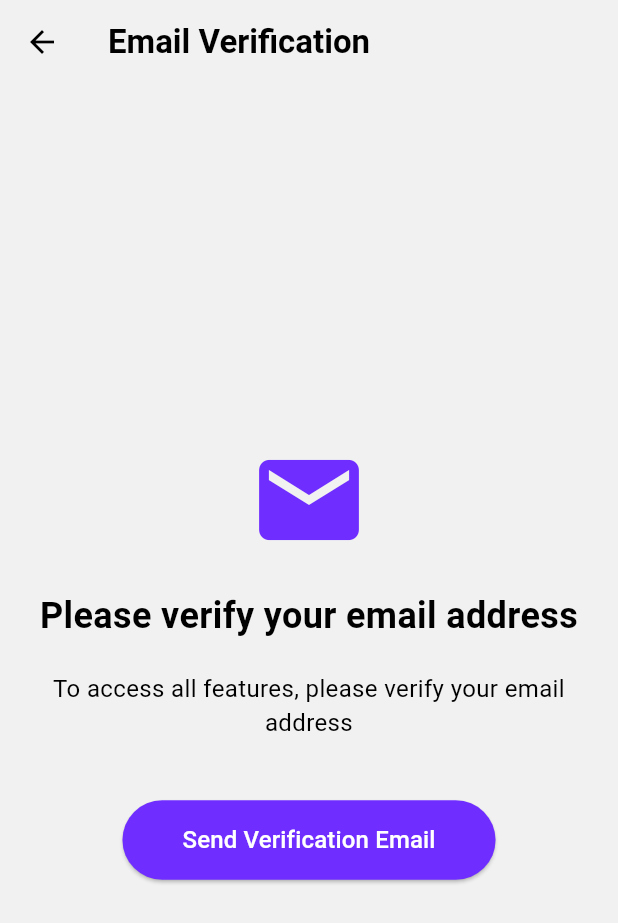
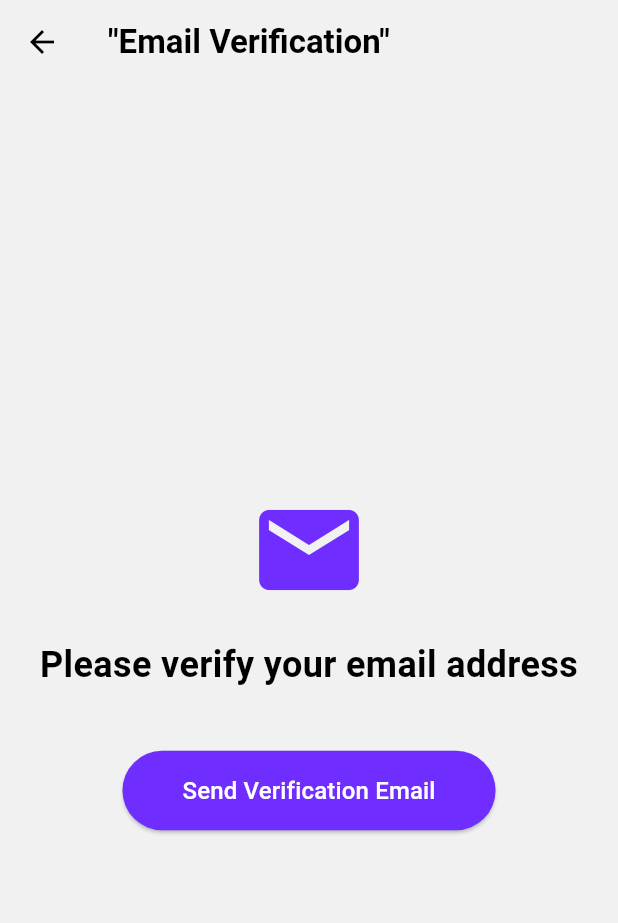
Before and after one commit to YourInternationalMate/sneaker_collector, a Flutter app: the EmailVerificationScreen screen opened directly, on a phone screen of 412 x 824 dp. Shown: the top 923 px of the screen. Run offline on Flutter 3.47's test engine with Material 3 defaults, Android fonts, the light colour scheme and no system bars; our stand-ins replace shared_preferences; accounts and stored records are empty; Roboto replaces fonts that are missing (future).

Commit message:
Errorhandling bei nicht geladenen Bildern, Email Verification Seite überarbietet

```diff
--- a/sneaker_collector/lib/components/product_card.dart
+++ b/sneaker_collector/lib/components/product_card.dart
@@ -114,8 +114,6 @@
                 children: <Widget>[
                   ElevatedButton(
                     onPressed: () {
-                      print('DEBUG: Collection toggle pressed for sneaker: ${sneaker.toString()}');
-                      print('DEBUG: Sneaker details - ID: ${sneaker.id}, Model: ${sneaker.model}, Brand: ${sneaker.brand}');
                       onCollectionToggle!();},
                     style: ElevatedButton.styleFrom(
                       shape: const CircleBorder(),
--- a/sneaker_collector/lib/pages/buying_screen.dart
+++ b/sneaker_collector/lib/pages/buying_screen.dart
@@ -216,6 +216,7 @@
                   errorBuilder: (context, error, stackTrace) {
                     return Container(
                       height: 200,
+                      width: 200,
                       color: Colors.grey[200],
                       child: const Icon(Icons.error),
                     );
--- a/sneaker_collector/lib/pages/detail_screen.dart
+++ b/sneaker_collector/lib/pages/detail_screen.dart
@@ -283,6 +283,7 @@
                       errorBuilder: (context, error, stackTrace) {
                         return Container(
                           height: 200,
+                          width: 200,
                           color: Colors.grey[200],
                           child: const Icon(Icons.error),
                         );
--- a/sneaker_collector/lib/pages/email_verification.dart
+++ b/sneaker_collector/lib/pages/email_verification.dart
@@ -48,7 +48,7 @@
         backgroundColor: Colors.transparent,
         elevation: 0,
         title: const Text(
-          'Email Verification',
+          '"Email Verification"',
           style: TextStyle(
             fontFamily: 'future',
             fontWeight: FontWeight.bold,
@@ -74,17 +74,6 @@
                 style: const TextStyle(
                   fontSize: 24,
                   fontWeight: FontWeight.bold,
-                  fontFamily: 'future',
-                ),
-                textAlign: TextAlign.center,
-              ),
-              const SizedBox(height: 20),
-              Text(
-                emailSent
-                    ? 'Check your inbox and click the verification link'
-                    : 'To access all features, please verify your email address',
-                style: const TextStyle(
-                  fontSize: 16,
                   fontFamily: 'future',
                 ),
                 textAlign: TextAlign.center,
```
Also changed, not shown: 13 other files.
